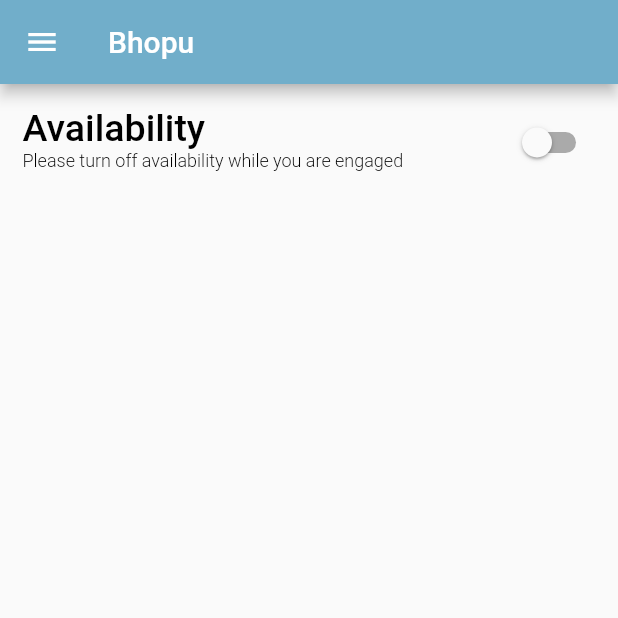
After one commit to rubeyyyy/ambulance-service, a Flutter app: the serviceDashboard screen opened directly, on a phone screen of 412 x 824 dp, the top half of it. The commit adds this screen. Run offline on Flutter 3.47's test engine with Material 2 defaults, Android fonts, the phone set to English and light mode, and no system bars; Roboto replaces fonts that are missing (Montserrat).

Commit message:
new dashboard

```diff
--- a/bhopu/lib/screen/login.dart
+++ b/bhopu/lib/screen/login.dart
@@ -1,7 +1,7 @@
 import 'package:flutter/material.dart';
 import 'package:bhopu/screen/passwordPage.dart';
 import 'package:bhopu/screen/registerChoice.dart';
-import 'package:bhopu/screen/dashboard.dart';
+import 'package:bhopu/screen/serviceDashboard.dart';
 
 class MyLogin extends StatefulWidget {
   const MyLogin({ Key? key }) : super(key: key);
@@ -101,7 +101,7 @@ class _MyLoginState extends State<MyLogin> {
                             Navigator.push(
                               context,
                               MaterialPageRoute(
-                                builder: (context) => dashboard(),
+                                builder: (context) => serviceDashboard(),
                               ),
                             );
                           }
--- /dev/null
+++ b/bhopu/lib/screen/serviceDashboard.dart
@@ -0,0 +1,67 @@
+import 'package:bhopu/screen/navbar.dart';
+import 'package:flutter/material.dart';
+// import 'package:custom_switch/custom_switch.dart';
+
+class serviceDashboard extends StatefulWidget {
+  const serviceDashboard({ Key? key }) : super(key: key);
+
+
+  @override
+  State<serviceDashboard> createState() => _serviceDashboardState();
+}
+
+class _serviceDashboardState extends State<serviceDashboard> {
+  bool isSwitched = false;
+  @override
+  Widget build(BuildContext context) {
+    return Scaffold(
+
+      appBar: AppBar(title: Text('Bhopu'),
+      backgroundColor: Color.fromARGB(255, 113, 174, 202),
+      ),
+      drawer: NavBar(),
+      body:Padding(
+        padding: const EdgeInsets.all(15.0),
+        child: Row(
+          mainAxisAlignment: MainAxisAlignment.spaceBetween,
+          crossAxisAlignment: CrossAxisAlignment.start,
+          children: [
+
+                 Column(
+                  mainAxisAlignment: MainAxisAlignment.start,
+          crossAxisAlignment: CrossAxisAlignment.start,
+                    children: [
+
+               Text('Availability',
+        style: TextStyle(fontSize: 25, fontWeight: FontWeight.w500, fontFamily: 'Montserrat', color: Colors.black),),
+
+     Text('Please turn off availability while you are engaged',
+        style: TextStyle(fontSize: 12, fontWeight: FontWeight.w300, fontFamily: 'Montserrat', color: Colors.black),),
+
+                    ],
+                 ),
+
+            Container(
+
+              child: Switch(
+              value: isSwitched,
+              onChanged: (value) {
+                setState(() {
+                  isSwitched = value;
+                });
+              },
+              activeTrackColor: Color.fromARGB(255, 231, 187, 170),
+              activeColor: Color.fromARGB(232, 185, 81, 74),
+
+          )
+            ),
+
+        ]
+        ),
+
+
+      ),
+
+    );
+  }
+}
--- a/bhopu/pubspec.yaml
+++ b/bhopu/pubspec.yaml
@@ -30,6 +30,7 @@ dependencies:
   flutter:
     sdk: flutter
   intl: ^0.17.0
+  flutter_custom_switch:
 
 
   # The following adds the Cupertino Icons font to your application.
@@ -39,6 +40,7 @@ dependencies:
 dev_dependencies:
   flutter_test:
     sdk: flutter
+
 
   # The "flutter_lints" package below contains a set of recommended lints to
   # encourage good coding practices. The lint set provided by the package is
```
Also changed, not shown: bhopu/lib/screen/complaints.dart (added, +153 -0 lines), bhopu/lib/screen/navbar.dart (+4 -3 lines), bhopu/lib/screen/serviceproRegister.dart (+6 -1 lines), bhopu/pubspec.lock.
